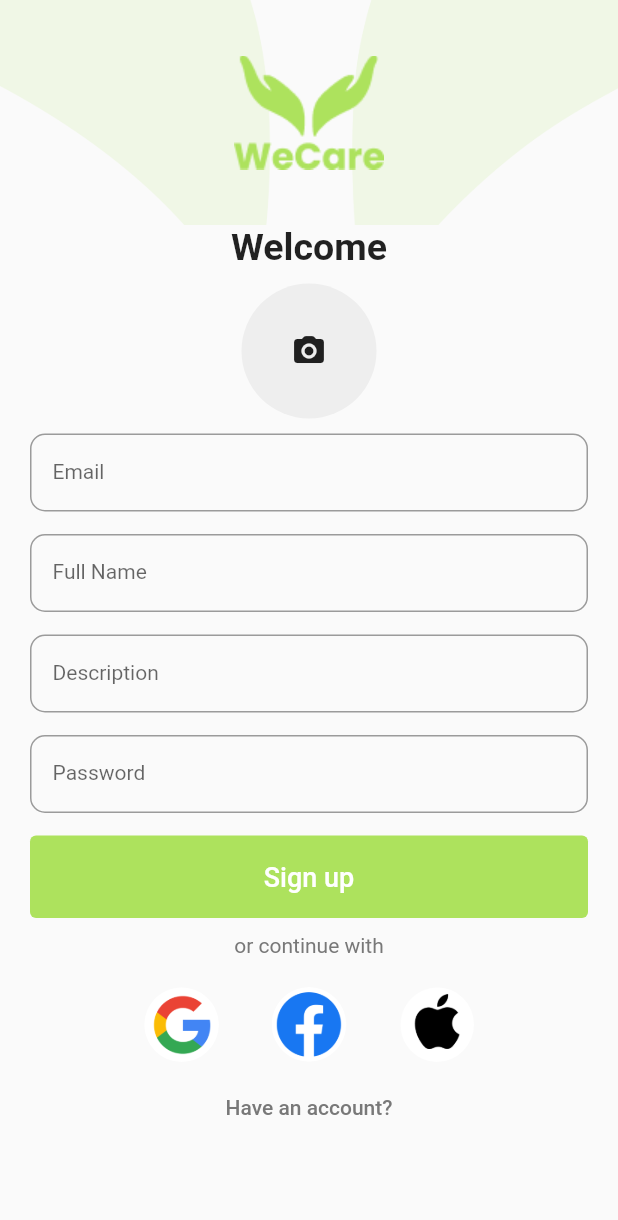
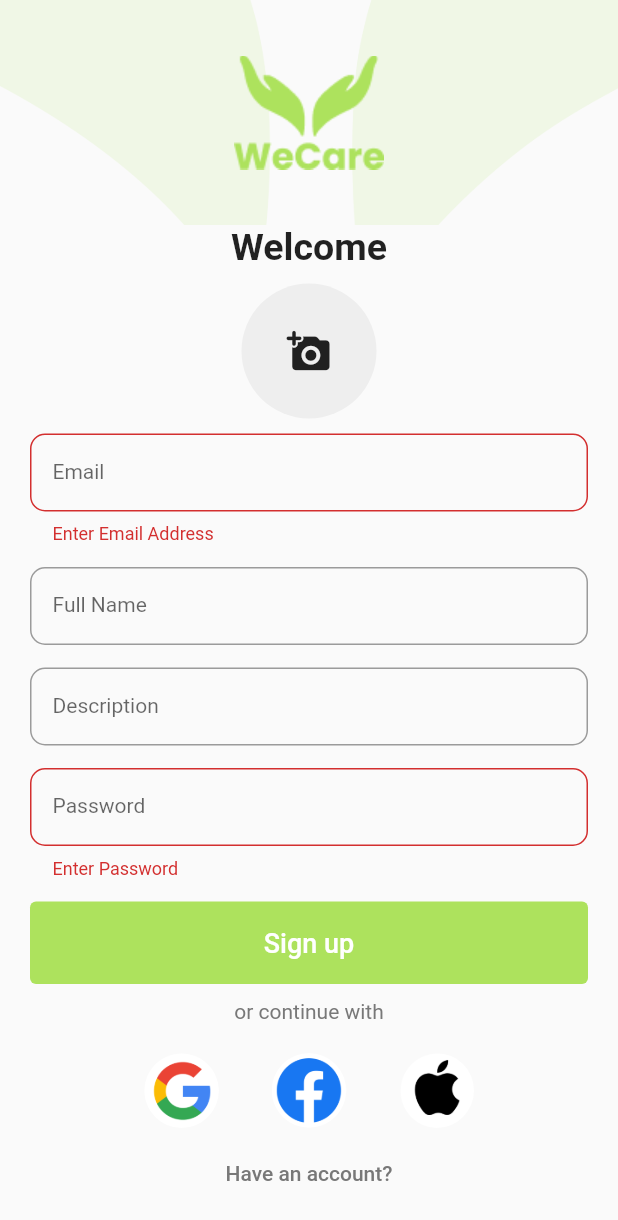
Before and after one commit to WECARE-BMA/wecare_app, a Flutter app: the SignupPage screen opened by its route, after a tap on "Sign up", on a phone screen of 412 x 824 dp. Shown: the top 1220 px of the screen. Run offline on Flutter 3.47's test engine with Material 2 defaults, Android fonts, the phone set to English and light mode, and no system bars; our stand-ins replace animated_splash_screen, bloc, cloud_firestore, equatable, firebase_auth, firebase_core and 6 more; accounts and stored records are empty; network calls fail.

Commit message:
added signup bloc

```diff
--- a/lib/views/auth_pages/signup_form.dart
+++ b/lib/views/auth_pages/signup_form.dart
@@ -1,7 +1,10 @@
 import 'dart:io';
 
 import 'package:flutter/material.dart';
+import 'package:flutter_bloc/flutter_bloc.dart';
+import 'package:fluttertoast/fluttertoast.dart';
 import 'package:image_picker/image_picker.dart';
+import 'package:wecare_app/blocs/auth_bloc/auth_bloc.dart';
 import 'package:wecare_app/views/auth_pages/third_party_auth.dart';
 
 class SignupForm extends StatefulWidget {
@@ -12,23 +15,42 @@ class SignupForm extends StatefulWidget {
 }
 
 class _SignupFormState extends State<SignupForm> {
-  File? _image;
+  late File image;
 
   final _picker = ImagePicker();
 
   Future<void> openImagePicker(ImageSource source) async {
     final XFile? pickedImage = await _picker.pickImage(source: source);
     if (pickedImage != null) {
-      _image = File(pickedImage.path);
-      print('IMagesadfHHHHHHH: $_image');
+      image = File(pickedImage.path);
     }
   }
 
   final _formKey = GlobalKey<FormState>();
+  TextEditingController emailController = TextEditingController();
+  TextEditingController passwordController = TextEditingController();
+  TextEditingController nameController = TextEditingController();
+  TextEditingController descriptionController = TextEditingController();
+  bool isloading = false;
 
   @override
   Widget build(BuildContext context) {
-    return Form(
+    return BlocListener<AuthBloc, AuthState>(
+      listener: (context, state) {
+        if (state is AuthLoadingState) {
+          isloading = true;
+        }
+
+        if (state is AuthFailedState) {
+          isloading = false;
+          Fluttertoast.showToast(
+              msg: state.message,
+              gravity: ToastGravity.BOTTOM,
+              toastLength: Toast.LENGTH_LONG,
+              backgroundColor: Colors.redAccent);
+        }
+      },
+      child: Form(
         key: _formKey,
         child: Container(
           padding: EdgeInsets.only(left: 20, right: 20),
@@ -63,7 +85,8 @@ class _SignupFormState extends State<SignupForm> {
                                 textAlign: TextAlign.center,
                               ),
                               content: Row(
-                              mainAxisAlignment: MainAxisAlignment.spaceAround,
+                                mainAxisAlignment:
+                                    MainAxisAlignment.spaceAround,
                                 children: [
                                   FilledButton(
                                       style: FilledButton.styleFrom(
@@ -114,7 +137,10 @@ class _SignupFormState extends State<SignupForm> {
                           },
                         );
                       },
-                    icon: Icon(Icons.camera_alt_rounded)),
+                      icon: Icon(
+                        Icons.add_a_photo_rounded,
+                        size: 30,
+                      )),
                 ),
               ),
               Padding(
@@ -130,6 +156,15 @@ class _SignupFormState extends State<SignupForm> {
                           top: 18, bottom: 18, left: 15, right: 10),
                       // hintText: 'Enter your email',
                       labelText: 'Email'),
+                  controller: emailController,
+                  validator: (value) {
+                    if (value!.isEmpty) {
+                      return 'Enter Email Address';
+                    } else if (!value.contains('@')) {
+                      return 'Please enter a valid email address';
+                    }
+                    return null;
+                  },
                 ),
               ),
               Padding(
@@ -145,6 +180,7 @@ class _SignupFormState extends State<SignupForm> {
                           top: 18, bottom: 18, left: 15, right: 10),
                       // hintText: 'Enter your email',
                       labelText: 'Full Name'),
+                  controller: nameController,
                 ),
               ),
               Padding(
@@ -153,14 +189,15 @@ class _SignupFormState extends State<SignupForm> {
                   style: TextStyle(fontSize: 14),
                   decoration: InputDecoration(
                     floatingLabelBehavior: FloatingLabelBehavior.never,
-                  contentPadding:
-                      EdgeInsets.only(top: 18, bottom: 18, left: 15, right: 10),
+                    contentPadding: EdgeInsets.only(
+                        top: 18, bottom: 18, left: 15, right: 10),
                     border: OutlineInputBorder(
                       borderRadius: BorderRadius.circular(10.0),
                     ),
                     // hintText: 'Enter your password',
                     labelText: 'Description',
                   ),
+                  controller: descriptionController,
                 ),
               ),
               Padding(
@@ -169,21 +206,45 @@ class _SignupFormState extends State<SignupForm> {
                   style: TextStyle(fontSize: 14),
                   decoration: InputDecoration(
                     floatingLabelBehavior: FloatingLabelBehavior.never,
-                  contentPadding:
-                      EdgeInsets.only(top: 18, bottom: 18, left: 15, right: 10),
+                    contentPadding: EdgeInsets.only(
+                        top: 18, bottom: 18, left: 15, right: 10),
                     border: OutlineInputBorder(
                       borderRadius: BorderRadius.circular(10.0),
                     ),
                     // hintText: 'Enter your password',
                     labelText: 'Password',
                   ),
+                  controller: passwordController,
+                  validator: (value) {
+                    if (value!.isEmpty) {
+                      return 'Enter Password';
+                    } else if (value.length < 8) {
+                      return 'Password must be atleast 8 characters';
+                    }
+                    return null;
+                  },
                 ),
               ),
               SizedBox(
                 width: double.infinity,
                 height: 55,
-              child: TextButton(
-                onPressed: () {},
+                child: isloading
+                    ? Center(
+                        child: CircularProgressIndicator(
+                          color: Theme.of(context).primaryColor,
+                        ),
+                      )
+                    : TextButton(
+                        onPressed: () {
+                          if (_formKey.currentState!.validate()) {
+                            BlocProvider.of<AuthBloc>(context).add(SignUpEvent(
+                                email: emailController.text,
+                                password: passwordController.text,
+                                description: descriptionController.text,
+                                image: image,
+                                name: nameController.text));
+                          }
+                        },
                         child: Text(
                           'Sign up',
                           style: TextStyle(fontSize: 18),
@@ -200,6 +261,7 @@ class _SignupFormState extends State<SignupForm> {
               ),
               ThirdPartyAuths(),
             ],
+          ),
         ),
       ),
     );
```
Also changed, not shown: lib/blocs/auth_bloc/auth_bloc.dart (+32 -0 lines), lib/service/firestorageService.dart (+16 -13 lines). Lines whose indentation alone changed are shown as unchanged.
